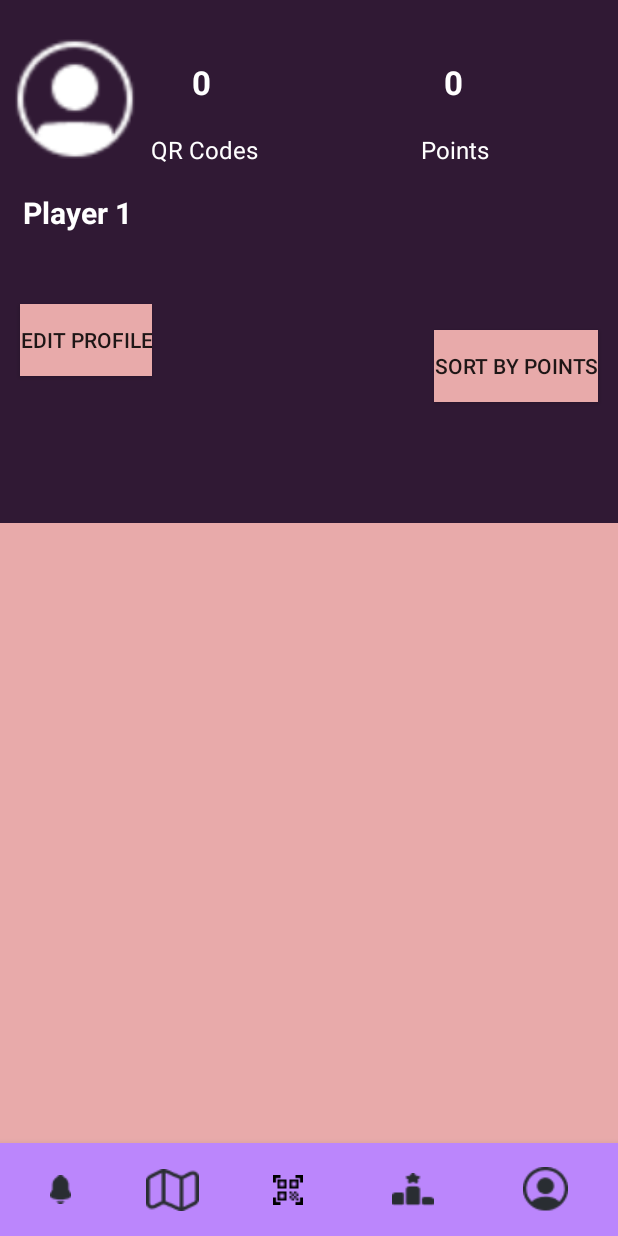
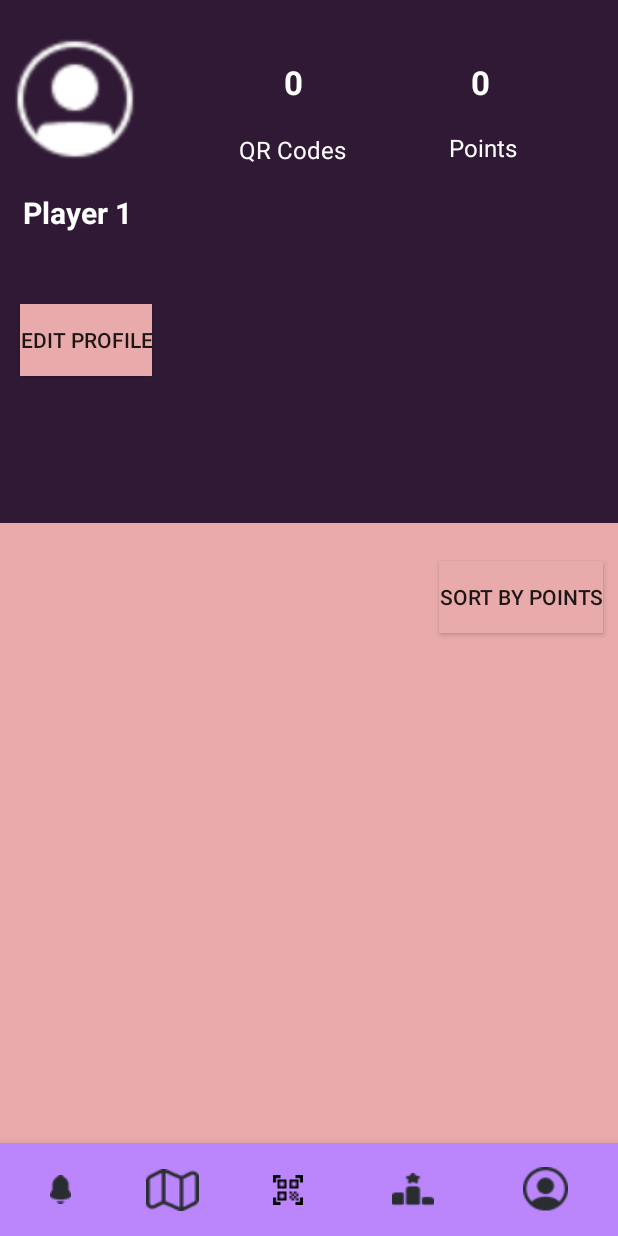
Before and after one commit to CMPUT301W23T51/SnapScan, an Android app: the ProfileActivity screen opened directly, with no data from a screen before it, on a phone screen of 412 x 824 dp. Run offline under Robolectric (Android 15) with nearby library versions, the phone set to English and light mode, and no system bars.

Commit message:
Update activity_profile.xml

```diff
--- a/SnapScan/app/src/main/res/layout/activity_profile.xml
+++ b/SnapScan/app/src/main/res/layout/activity_profile.xml
@@ -34,7 +34,7 @@
         android:layout_width="wrap_content"
         android:layout_height="wrap_content"
         android:layout_marginTop="40dp"
-        android:layout_marginEnd="155dp"
+        android:layout_marginEnd="112dp"
         android:layout_toStartOf="@+id/points_count"
         android:text="0"
         android:textColor="@color/white"
@@ -47,7 +47,7 @@
         android:layout_height="wrap_content"
         android:layout_alignParentEnd="true"
         android:layout_marginTop="40dp"
-        android:layout_marginEnd="103dp"
+        android:layout_marginEnd="85dp"
         android:text="0"
         android:textColor="@color/white"
         android:textSize="22sp"
@@ -59,7 +59,7 @@
         android:layout_height="wrap_content"
         android:layout_below="@+id/qrcode_count"
         android:layout_marginTop="19dp"
-        android:layout_marginEnd="124dp"
+        android:layout_marginEnd="83dp"
         android:layout_toStartOf="@+id/points_count"
         android:text="QR Codes"
         android:textColor="@color/white"
@@ -71,8 +71,8 @@
         android:layout_height="wrap_content"
         android:layout_below="@+id/points_count"
         android:layout_alignParentEnd="true"
-        android:layout_marginTop="19dp"
-        android:layout_marginEnd="86dp"
+        android:layout_marginTop="18dp"
+        android:layout_marginEnd="67dp"
         android:text="Points"
         android:textColor="@color/white"
         android:textSize="16sp" />
@@ -108,8 +108,8 @@
         android:layout_height="wrap_content"
         android:layout_below="@id/qrcode_list"
         android:layout_alignParentEnd="true"
-        android:layout_marginTop="-542dp"
-        android:layout_marginEnd="13dp"
+        android:layout_marginTop="-388dp"
+        android:layout_marginEnd="10dp"
         android:background="#E8AAAA"
         android:text="Sort by Points" />
 
```
